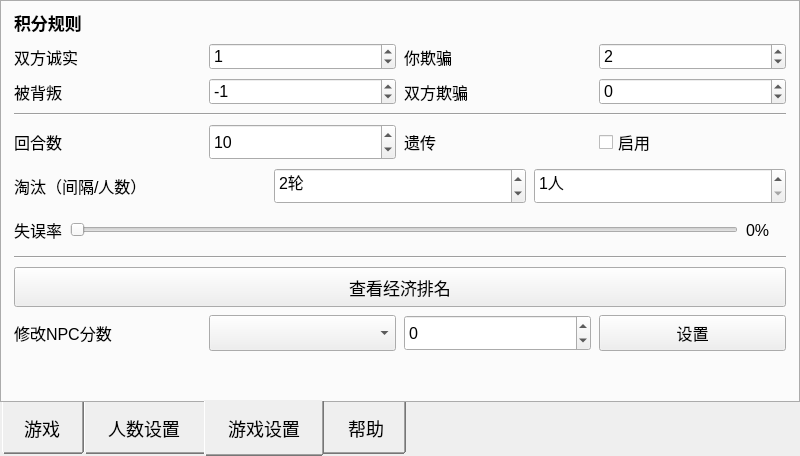
This is ui/gambling.ui in Sam-ie/Gambling as Qt 5 draws it before an edit. The edited form follows.
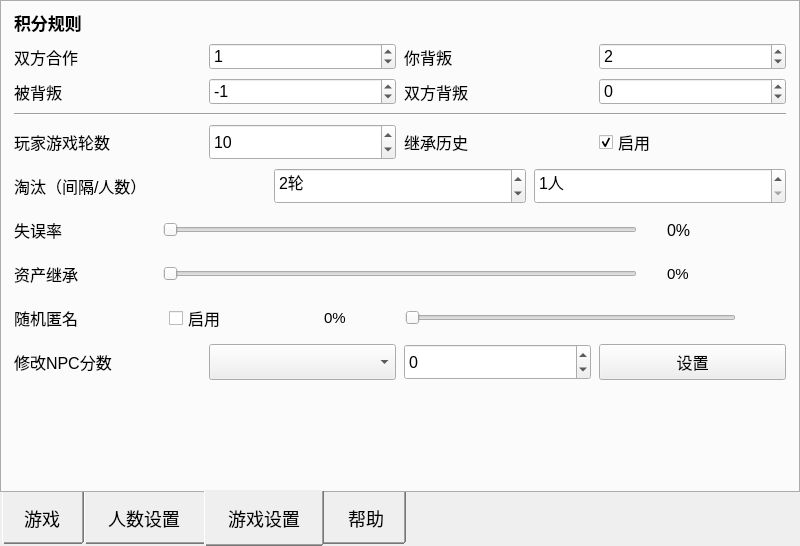
This is the edited form. The open tabs and pages were chosen to show the change.

Patch:
```diff
--- a/ui/gambling.ui
+++ b/ui/gambling.ui
@@ -7,7 +7,7 @@
     <x>0</x>
     <y>0</y>
     <width>800</width>
-    <height>456</height>
+    <height>546</height>
    </rect>
   </property>
   <property name="windowTitle">
@@ -701,7 +701,7 @@
              </font>
             </property>
             <property name="text">
-             <string>双方诚实</string>
+             <string>双方合作</string>
             </property>
            </widget>
           </item>
@@ -731,7 +731,7 @@
              </font>
             </property>
             <property name="text">
-             <string>你欺骗</string>
+             <string>你背叛</string>
             </property>
            </widget>
           </item>
@@ -795,7 +795,7 @@
              </font>
             </property>
             <property name="text">
-             <string>双方欺骗</string>
+             <string>双方背叛</string>
             </property>
            </widget>
           </item>
@@ -845,7 +845,7 @@
              </font>
             </property>
             <property name="text">
-             <string>回合数</string>
+             <string>玩家游戏轮数</string>
             </property>
            </widget>
           </item>
@@ -887,7 +887,7 @@
              </font>
             </property>
             <property name="text">
-             <string>遗传</string>
+             <string>继承历史</string>
             </property>
            </widget>
           </item>
@@ -907,6 +907,9 @@
             <property name="text">
              <string>启用</string>
             </property>
+            <property name="checked">
+             <bool>true</bool>
+            </property>
            </widget>
           </item>
          </layout>
@@ -988,7 +991,10 @@
          </layout>
         </item>
         <item>
-         <layout class="QHBoxLayout">
+         <layout class="QHBoxLayout" name="errorRateLayout" stretch="1,4,1">
+          <property name="spacing">
+           <number>30</number>
+          </property>
           <item>
            <widget class="QLabel" name="lblErrorRate">
             <property name="minimumSize">
@@ -1009,6 +1015,12 @@
           </item>
           <item>
            <widget class="QSlider" name="sliderErrorRate">
+            <property name="sizePolicy">
+             <sizepolicy hsizetype="Expanding" vsizetype="Preferred">
+              <horstretch>0</horstretch>
+              <verstretch>0</verstretch>
+             </sizepolicy>
+            </property>
             <property name="minimumSize">
              <size>
               <width>0</width>
@@ -1055,32 +1067,195 @@
          </layout>
         </item>
         <item>
-         <widget class="QFrame" name="line2">
-          <property name="frameShape">
-           <enum>QFrame::Shape::HLine</enum>
+         <layout class="QHBoxLayout" name="scoreInheritLayout" stretch="1,4,1">
+          <property name="spacing">
+           <number>30</number>
           </property>
-          <property name="frameShadow">
-           <enum>QFrame::Shadow::Sunken</enum>
-          </property>
-         </widget>
+          <item>
+           <widget class="QLabel" name="lblScoreInherit">
+            <property name="minimumSize">
+             <size>
+              <width>0</width>
+              <height>36</height>
+             </size>
+            </property>
+            <property name="font">
+             <font>
+              <pointsize>12</pointsize>
+             </font>
+            </property>
+            <property name="toolTip">
+             <string>每轮结束后按比例折算 NPC 积分（向下取整）。0% = 每轮重新计分，100% = 全部继承</string>
+            </property>
+            <property name="text">
+             <string>资产继承</string>
+            </property>
+           </widget>
+          </item>
+          <item>
+           <widget class="QSlider" name="sliderScoreInherit">
+            <property name="sizePolicy">
+             <sizepolicy hsizetype="Expanding" vsizetype="Preferred">
+              <horstretch>0</horstretch>
+              <verstretch>0</verstretch>
+             </sizepolicy>
+            </property>
+            <property name="minimumSize">
+             <size>
+              <width>60</width>
+              <height>36</height>
+             </size>
+            </property>
+            <property name="maximumSize">
+             <size>
+              <width>16777215</width>
+              <height>16777215</height>
+             </size>
+            </property>
+            <property name="font">
+             <font>
+              <pointsize>12</pointsize>
+             </font>
+            </property>
+            <property name="minimum">
+             <number>0</number>
+            </property>
+            <property name="maximum">
+             <number>100</number>
+            </property>
+            <property name="value">
+             <number>0</number>
+            </property>
+            <property name="orientation">
+             <enum>Qt::Orientation::Horizontal</enum>
+            </property>
+           </widget>
+          </item>
+          <item>
+           <widget class="QLabel" name="lblScoreInheritVal">
+            <property name="minimumSize">
+             <size>
+              <width>36</width>
+              <height>36</height>
+             </size>
+            </property>
+            <property name="font">
+             <font>
+              <pointsize>11</pointsize>
+             </font>
+            </property>
+            <property name="text">
+             <string>0%</string>
+            </property>
+           </widget>
+          </item>
+         </layout>
         </item>
         <item>
-         <widget class="QPushButton" name="btnRanking">
-          <property name="minimumSize">
-           <size>
-            <width>0</width>
-            <height>40</height>
-           </size>
+         <layout class="QHBoxLayout" name="hideLabelsLayout" stretch="4,4,2,9">
+          <property name="rightMargin">
+           <number>50</number>
           </property>
-          <property name="font">
-           <font>
-            <pointsize>13</pointsize>
-           </font>
-          </property>
-          <property name="text">
-           <string>查看经济排名</string>
-          </property>
-         </widget>
+          <item>
+           <widget class="QLabel" name="lblHideLabels">
+            <property name="minimumSize">
+             <size>
+              <width>0</width>
+              <height>36</height>
+             </size>
+            </property>
+            <property name="font">
+             <font>
+              <pointsize>12</pointsize>
+             </font>
+            </property>
+            <property name="toolTip">
+             <string>隐藏一定比例NPC的类型标签，增加游戏难度和趣味性</string>
+            </property>
+            <property name="text">
+             <string>随机匿名</string>
+            </property>
+           </widget>
+          </item>
+          <item>
+           <widget class="QCheckBox" name="chkHideLabels">
+            <property name="minimumSize">
+             <size>
+              <width>40</width>
+              <height>36</height>
+             </size>
+            </property>
+            <property name="font">
+             <font>
+              <pointsize>12</pointsize>
+             </font>
+            </property>
+            <property name="text">
+             <string>启用</string>
+            </property>
+           </widget>
+          </item>
+          <item>
+           <widget class="QLabel" name="lblHideLabelsPct">
+            <property name="minimumSize">
+             <size>
+              <width>36</width>
+              <height>36</height>
+             </size>
+            </property>
+            <property name="font">
+             <font>
+              <pointsize>11</pointsize>
+             </font>
+            </property>
+            <property name="text">
+             <string>0%</string>
+            </property>
+           </widget>
+          </item>
+          <item>
+           <widget class="QSlider" name="sliderHideLabels">
+            <property name="enabled">
+             <bool>false</bool>
+            </property>
+            <property name="sizePolicy">
+             <sizepolicy hsizetype="Expanding" vsizetype="Preferred">
+              <horstretch>0</horstretch>
+              <verstretch>0</verstretch>
+             </sizepolicy>
+            </property>
+            <property name="minimumSize">
+             <size>
+              <width>60</width>
+              <height>36</height>
+             </size>
+            </property>
+            <property name="maximumSize">
+             <size>
+              <width>16777215</width>
+              <height>16777215</height>
+             </size>
+            </property>
+            <property name="font">
+             <font>
+              <pointsize>12</pointsize>
+             </font>
+            </property>
+            <property name="minimum">
+             <number>0</number>
+            </property>
+            <property name="maximum">
+             <number>100</number>
+            </property>
+            <property name="value">
+             <number>0</number>
+            </property>
+            <property name="orientation">
+             <enum>Qt::Orientation::Horizontal</enum>
+            </property>
+           </widget>
+          </item>
+         </layout>
         </item>
         <item>
          <layout class="QHBoxLayout">
```
Left out of the diff: 45 changed lines with no effect on the pictures.
